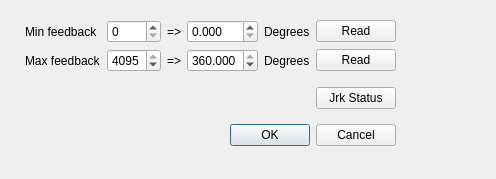
Qt form rig/jrkconfdialog.ui (poes-weather/poes-usrp) before a commit.
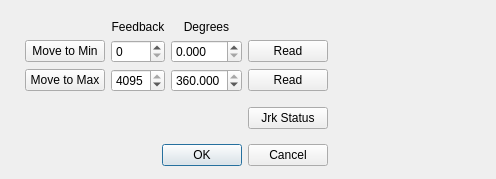
The same form after that commit.

What changed in the file:
```diff
--- a/rig/jrkconfdialog.ui
+++ b/rig/jrkconfdialog.ui
@@ -13,13 +13,13 @@
   <property name="windowTitle">
    <string>Dialog</string>
   </property>
-  <widget class="QWidget" name="">
+  <widget class="QWidget" name="layoutWidget">
    <property name="geometry">
     <rect>
      <x>10</x>
      <y>10</y>
-     <width>471</width>
-     <height>151</height>
+     <width>485</width>
+     <height>169</height>
     </rect>
    </property>
    <layout class="QGridLayout" name="mainLayout">
@@ -38,31 +38,14 @@
     <property name="bottomMargin">
      <number>10</number>
     </property>
-    <item row="0" column="0">
-     <widget class="QLabel" name="label">
-      <property name="text">
-       <string>Min feedback</string>
-      </property>
-     </widget>
-    </item>
-    <item row="0" column="1">
+    <item row="1" column="2">
      <widget class="QSpinBox" name="minFeedback">
       <property name="maximum">
        <number>4095</number>
       </property>
      </widget>
     </item>
-    <item row="0" column="2">
-     <widget class="QLabel" name="label_4">
-      <property name="text">
-       <string>=&gt;</string>
-      </property>
-      <property name="alignment">
-       <set>Qt::AlignCenter</set>
-      </property>
-     </widget>
-    </item>
-    <item row="0" column="3">
+    <item row="1" column="3">
      <widget class="QDoubleSpinBox" name="minDegrees">
       <property name="decimals">
        <number>3</number>
@@ -72,28 +55,14 @@
       </property>
      </widget>
     </item>
-    <item row="0" column="4">
-     <widget class="QLabel" name="label_2">
-      <property name="text">
-       <string>Degrees</string>
-      </property>
-     </widget>
-    </item>
-    <item row="0" column="5">
+    <item row="1" column="4">
      <widget class="QPushButton" name="readMinFeedbackButton">
       <property name="text">
        <string>Read</string>
       </property>
      </widget>
     </item>
-    <item row="1" column="0">
-     <widget class="QLabel" name="label_3">
-      <property name="text">
-       <string>Max feedback</string>
-      </property>
-     </widget>
-    </item>
-    <item row="1" column="1">
+    <item row="2" column="2">
      <widget class="QSpinBox" name="maxFeedback">
       <property name="maximum">
        <number>4095</number>
@@ -103,17 +72,7 @@
       </property>
      </widget>
     </item>
-    <item row="1" column="2">
-     <widget class="QLabel" name="label_5">
-      <property name="text">
-       <string>=&gt;</string>
-      </property>
-      <property name="alignment">
-       <set>Qt::AlignCenter</set>
-      </property>
-     </widget>
-    </item>
-    <item row="1" column="3">
+    <item row="2" column="3">
      <widget class="QDoubleSpinBox" name="maxDegrees">
       <property name="decimals">
        <number>3</number>
@@ -126,14 +85,14 @@
       </property>
      </widget>
     </item>
-    <item row="1" column="5">
+    <item row="2" column="4">
      <widget class="QPushButton" name="readMaxFeedbackButton">
       <property name="text">
        <string>Read</string>
       </property>
      </widget>
     </item>
-    <item row="3" column="0" colspan="6">
+    <item row="4" column="1" colspan="4">
      <widget class="QDialogButtonBox" name="buttonBox">
       <property name="orientation">
        <enum>Qt::Horizontal</enum>
@@ -143,7 +102,7 @@
       </property>
      </widget>
     </item>
-    <item row="2" column="3">
+    <item row="3" column="3">
      <spacer name="verticalSpacer">
       <property name="orientation">
        <enum>Qt::Vertical</enum>
@@ -156,17 +115,44 @@
       </property>
      </spacer>
     </item>
-    <item row="2" column="5">
+    <item row="3" column="4">
      <widget class="QPushButton" name="jrkStatusButton">
       <property name="text">
        <string>Jrk Status</string>
       </property>
      </widget>
     </item>
-    <item row="1" column="4">
-     <widget class="QLabel" name="label_6">
+    <item row="0" column="2">
+     <widget class="QLabel" name="label_7">
+      <property name="text">
+       <string>Feedback</string>
+      </property>
+      <property name="alignment">
+       <set>Qt::AlignCenter</set>
+      </property>
+     </widget>
+    </item>
+    <item row="0" column="3">
+     <widget class="QLabel" name="label_8">
       <property name="text">
        <string>Degrees</string>
+      </property>
+      <property name="alignment">
+       <set>Qt::AlignCenter</set>
+      </property>
+     </widget>
+    </item>
+    <item row="1" column="1">
+     <widget class="QPushButton" name="movetoMinBtn">
+      <property name="text">
+       <string>Move to Min</string>
+      </property>
+     </widget>
+    </item>
+    <item row="2" column="1">
+     <widget class="QPushButton" name="movetoMaxBtn">
+      <property name="text">
+       <string>Move to Max</string>
       </property>
      </widget>
     </item>
```
